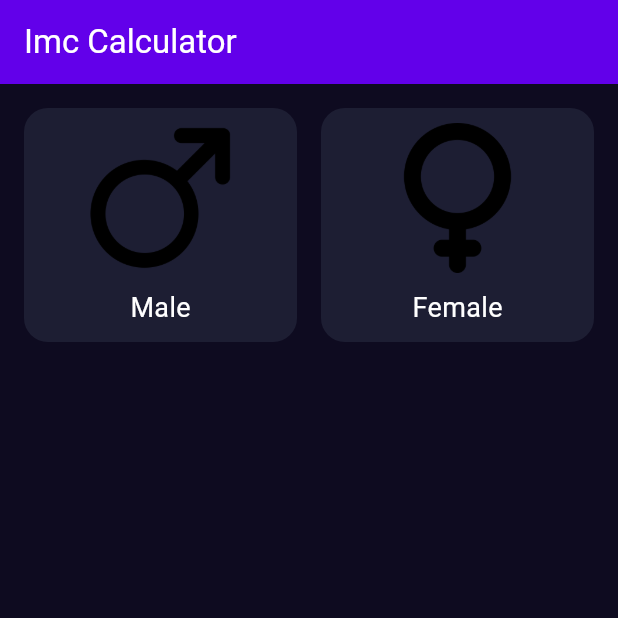
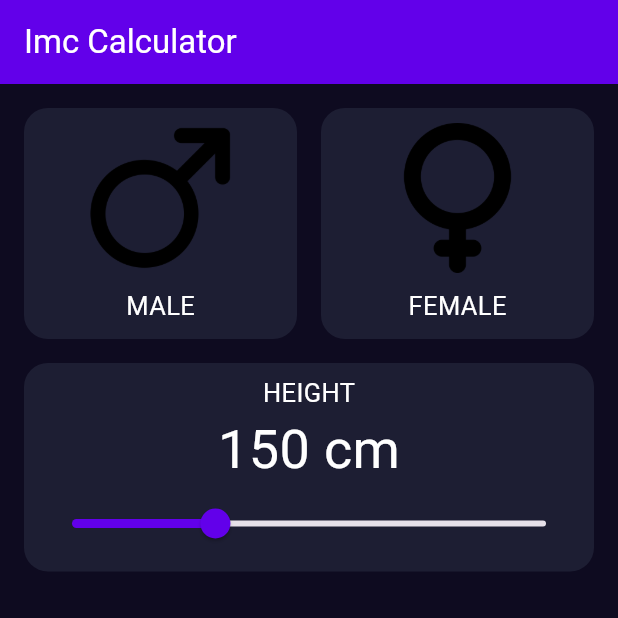
Before and after one commit to mesegr/IMC_Calc--AppCursoFlutterDart--, a Flutter app: the screen it shows after launch, on a phone screen of 412 x 824 dp, the top half of it. Run offline on Flutter 3.47's test engine with Material 3 defaults, Android fonts, the phone set to English and light mode, and no system bars.

Commit message:
selector de altura

```diff
--- a/imc_calculator/lib/components/gender_selector.dart
+++ b/imc_calculator/lib/components/gender_selector.dart
@@ -41,7 +41,7 @@ class _GenderSelectorState extends State<GenderSelector> {
 
                       Image.asset('assets/images/male.png',height: 100,),
                       SizedBox(height: 10),
-                      Text('Male', style: TextStyles.primaryTextStyle,)
+                      Text('MALE', style: TextStyles.primaryTextStyle,)
 
                     ],
 
@@ -76,7 +76,7 @@ class _GenderSelectorState extends State<GenderSelector> {
 
                       Image.asset('assets/images/female.png',height: 100,),
                       SizedBox(height: 10),
-                      Text('Female', style: TextStyles.primaryTextStyle,)
+                      Text('FEMALE', style: TextStyles.primaryTextStyle,)
 
                     ],
 
--- /dev/null
+++ b/imc_calculator/lib/components/height_selector.dart
@@ -0,0 +1,57 @@
+import 'dart:math';
+
+import 'package:flutter/material.dart';
+import 'package:imc_calculator/core/app_colors.dart';
+import 'package:imc_calculator/core/text_styles.dart';
+
+class HeightSelector extends StatefulWidget {
+  const HeightSelector({super.key});
+
+  @override
+  State<HeightSelector> createState() => _HeightSelectorState();
+}
+
+class _HeightSelectorState extends State<HeightSelector> {
+  double HeightSelected = 150;
+  @override
+  Widget build(BuildContext context) {
+    return Padding(
+      padding: const EdgeInsets.only(left: 16,right: 16, bottom: 16),
+      child: Container(
+
+        decoration: BoxDecoration(
+          borderRadius: BorderRadius.circular(16),
+          color: AppColors.backgroundComponent,
+        ),
+        child: Padding(
+          padding: const EdgeInsets.all(8.0),
+          child: Column(
+
+            children: [
+
+              Text('HEIGHT',style: TextStyles.primaryTextStyle,),
+              Text('${HeightSelected.toStringAsFixed(0)} cm', style: TextStyle(color: Colors.white, fontSize: 36),),
+              Slider(value: HeightSelected, onChanged: (value){
+
+                setState(() {
+
+                  HeightSelected = value;
+
+                });
+
+              },
+              min: 120,
+              max: 220,
+              divisions: 100,
+              label: '${HeightSelected.toStringAsFixed(0)} cm',
+              activeColor: AppColors.primary,
+
+              )
+
+            ],
+          ),
+        ),
+      ),
+    );
+  }
+}
--- a/imc_calculator/lib/core/text_styles.dart
+++ b/imc_calculator/lib/core/text_styles.dart
@@ -2,6 +2,6 @@ import 'package:flutter/material.dart';
 
 class TextStyles {
 
-  static const TextStyle primaryTextStyle = TextStyle(color: Colors.white, fontSize: 18);
+  static const TextStyle primaryTextStyle = TextStyle(color: Colors.white, fontSize: 17);
 
 }
--- a/imc_calculator/lib/screens/imc_home_screen.dart
+++ b/imc_calculator/lib/screens/imc_home_screen.dart
@@ -1,5 +1,6 @@
 import 'package:flutter/material.dart';
 import 'package:imc_calculator/components/gender_selector.dart';
+import 'package:imc_calculator/components/height_selector.dart';
 
 class ImcHome extends StatefulWidget {
   const ImcHome({super.key});
@@ -16,6 +17,7 @@ class _ImcHomeState extends State<ImcHome> {
       children: [
 
         GenderSelector(),
+        HeightSelector(),
 
       ],
 
```
Also changed, not shown: imc_calculator/lib/components/number_selector.dart (added).
